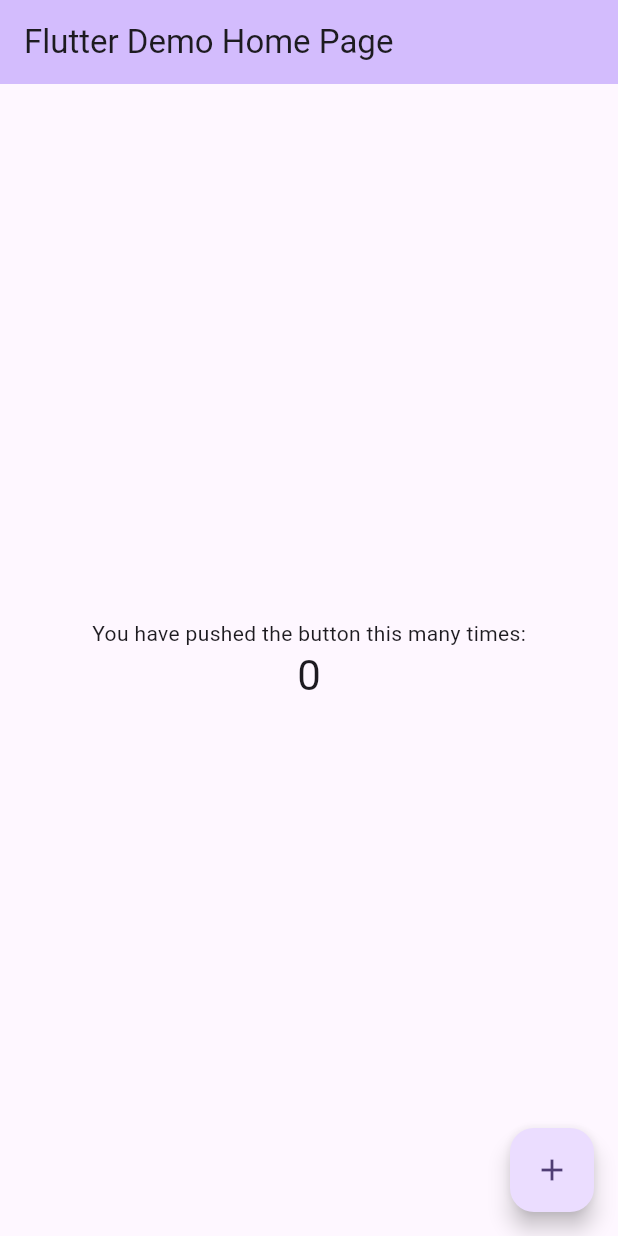
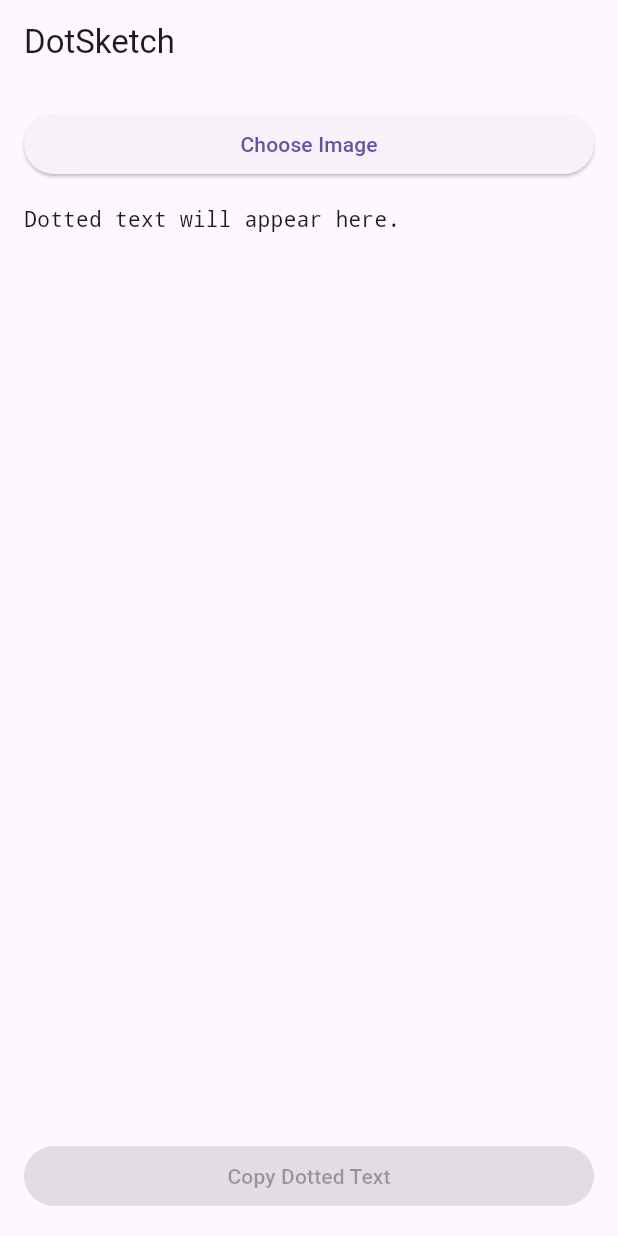
Before and after one commit to Priyanshu-Bej/DotSketch, a Flutter app: the screen it shows after launch, on a phone screen of 412 x 824 dp. Run offline on Flutter 3.47's test engine with Material 3 defaults, Android fonts, the light colour scheme and no system bars; our stand-ins replace image_picker.

Commit message:
Add image processing feature and integrate file selector plugin

```diff
--- a/lib/main.dart
+++ b/lib/main.dart
@@ -1,4 +1,55 @@
+import 'dart:io';
+import 'dart:ui' as ui;
+
 import 'package:flutter/material.dart';
+import 'package:flutter/services.dart';
+import 'package:image_picker/image_picker.dart';
+
+enum DotStyle { dots, ascii }
+
+Future<String> imageToDottedText(
+  File imageFile, {
+  int width = 40,
+  int height = 20,
+  DotStyle style = DotStyle.ascii,
+}) async {
+  final bytes = await imageFile.readAsBytes();
+  final codec = await ui.instantiateImageCodec(
+    bytes,
+    targetWidth: width,
+    targetHeight: height,
+  );
+  final frame = await codec.getNextFrame();
+  final img = frame.image;
+  final byteData = await img.toByteData(format: ui.ImageByteFormat.rawRgba);
+  if (byteData == null) return '';
+  final buffer = byteData.buffer.asUint8List();
+  StringBuffer sb = StringBuffer();
+  // ASCII ramp from dark to light
+  const asciiRamp = '@%#*+=-:. ';
+  for (int y = 0; y < img.height; y++) {
+    for (int x = 0; x < img.width; x++) {
+      int i = (y * img.width + x) * 4;
+      int r = buffer[i];
+      int g = buffer[i + 1];
+      int b = buffer[i + 2];
+      int a = buffer[i + 3];
+      if (a < 128) {
+        sb.write(' ');
+        continue;
+      }
+      int gray = ((r + g + b) ~/ 3);
+      if (style == DotStyle.dots) {
+        sb.write(gray < 128 ? '.' : ' ');
+      } else {
+        int idx = ((gray / 255) * (asciiRamp.length - 1)).round();
+        sb.write(asciiRamp[idx]);
+      }
+    }
+    sb.writeln();
+  }
+  return sb.toString();
+}
 
 void main() {
   runApp(const MyApp());
@@ -7,116 +58,154 @@ void main() {
 class MyApp extends StatelessWidget {
   const MyApp({super.key});
 
-  // This widget is the root of your application.
   @override
   Widget build(BuildContext context) {
     return MaterialApp(
-      title: 'Flutter Demo',
-      theme: ThemeData(
-        // This is the theme of your application.
-        //
-        // TRY THIS: Try running your application with "flutter run". You'll see
-        // the application has a purple toolbar. Then, without quitting the app,
-        // try changing the seedColor in the colorScheme below to Colors.green
-        // and then invoke "hot reload" (save your changes or press the "hot
-        // reload" button in a Flutter-supported IDE, or press "r" if you used
-        // the command line to start the app).
-        //
-        // Notice that the counter didn't reset back to zero; the application
-        // state is not lost during the reload. To reset the state, use hot
-        // restart instead.
-        //
-        // This works for code too, not just values: Most code changes can be
-        // tested with just a hot reload.
-        colorScheme: ColorScheme.fromSeed(seedColor: Colors.deepPurple),
-      ),
-      home: const MyHomePage(title: 'Flutter Demo Home Page'),
+      title: 'DotSketch',
+      theme: ThemeData(primarySwatch: Colors.blue),
+      home: const DotSketchHome(),
     );
   }
 }
 
-class MyHomePage extends StatefulWidget {
-  const MyHomePage({super.key, required this.title});
-
-  // This widget is the home page of your application. It is stateful, meaning
-  // that it has a State object (defined below) that contains fields that affect
-  // how it looks.
-
-  // This class is the configuration for the state. It holds the values (in this
-  // case the title) provided by the parent (in this case the App widget) and
-  // used by the build method of the State. Fields in a Widget subclass are
-  // always marked "final".
-
-  final String title;
+class DotSketchHome extends StatefulWidget {
+  const DotSketchHome({super.key});
 
   @override
-  State<MyHomePage> createState() => _MyHomePageState();
+  State<DotSketchHome> createState() => _DotSketchHomeState();
 }
 
-class _MyHomePageState extends State<MyHomePage> {
-  int _counter = 0;
+class _DotSketchHomeState extends State<DotSketchHome> {
+  DotStyle _selectedStyle = DotStyle.ascii;
+  double _outputWidth = 40;
 
-  void _incrementCounter() {
+  Future<void> _convertToDottedText() async {
+    if (_image == null) return;
     setState(() {
-      // This call to setState tells the Flutter framework that something has
-      // changed in this State, which causes it to rerun the build method below
-      // so that the display can reflect the updated values. If we changed
-      // _counter without calling setState(), then the build method would not be
-      // called again, and so nothing would appear to happen.
-      _counter++;
+      _dottedText = 'Processing...';
     });
+    // Height is proportional to width for aspect ratio
+    int width = _outputWidth.round();
+    int height = (width / 2).round();
+    final result = await imageToDottedText(
+      _image!,
+      width: width,
+      height: height,
+      style: _selectedStyle,
+    );
+    setState(() {
+      _dottedText = result;
+    });
+  }
+
+  File? _image;
+  String _dottedText = '';
+  final ImagePicker _picker = ImagePicker();
+
+  Future<void> _pickImage() async {
+    final XFile? pickedFile = await _picker.pickImage(
+      source: ImageSource.gallery,
+    );
+    if (pickedFile != null) {
+      setState(() {
+        _image = File(pickedFile.path);
+        _dottedText = '';
+      });
+      // TODO: Process image to dotted text
+    }
+  }
+
+  void _copyText() {
+    if (_dottedText.isNotEmpty) {
+      Clipboard.setData(ClipboardData(text: _dottedText));
+      ScaffoldMessenger.of(
+        context,
+      ).showSnackBar(const SnackBar(content: Text('Copied to clipboard!')));
+    }
   }
 
   @override
   Widget build(BuildContext context) {
-    // This method is rerun every time setState is called, for instance as done
-    // by the _incrementCounter method above.
-    //
-    // The Flutter framework has been optimized to make rerunning build methods
-    // fast, so that you can just rebuild anything that needs updating rather
-    // than having to individually change instances of widgets.
     return Scaffold(
-      appBar: AppBar(
-        // TRY THIS: Try changing the color here to a specific color (to
-        // Colors.amber, perhaps?) and trigger a hot reload to see the AppBar
-        // change color while the other colors stay the same.
-        backgroundColor: Theme.of(context).colorScheme.inversePrimary,
-        // Here we take the value from the MyHomePage object that was created by
-        // the App.build method, and use it to set our appbar title.
-        title: Text(widget.title),
-      ),
-      body: Center(
-        // Center is a layout widget. It takes a single child and positions it
-        // in the middle of the parent.
+      appBar: AppBar(title: const Text('DotSketch')),
+      body: Padding(
+        padding: const EdgeInsets.all(16.0),
         child: Column(
-          // Column is also a layout widget. It takes a list of children and
-          // arranges them vertically. By default, it sizes itself to fit its
-          // children horizontally, and tries to be as tall as its parent.
-          //
-          // Column has various properties to control how it sizes itself and
-          // how it positions its children. Here we use mainAxisAlignment to
-          // center the children vertically; the main axis here is the vertical
-          // axis because Columns are vertical (the cross axis would be
-          // horizontal).
-          //
-          // TRY THIS: Invoke "debug painting" (choose the "Toggle Debug Paint"
-          // action in the IDE, or press "p" in the console), to see the
-          // wireframe for each widget.
-          mainAxisAlignment: MainAxisAlignment.center,
-          children: <Widget>[
-            const Text('You have pushed the button this many times:'),
-            Text(
-              '$_counter',
-              style: Theme.of(context).textTheme.headlineMedium,
+          crossAxisAlignment: CrossAxisAlignment.stretch,
+          children: [
+            ElevatedButton(
+              onPressed: _pickImage,
+              child: const Text('Choose Image'),
+            ),
+            const SizedBox(height: 16),
+            if (_image != null)
+              Column(
+                children: [
+                  Image.file(_image!, height: 200),
+                  const SizedBox(height: 16),
+                ],
+              ),
+            if (_image != null) ...[
+              Row(
+                children: [
+                  const Text('Style:'),
+                  const SizedBox(width: 8),
+                  DropdownButton<DotStyle>(
+                    value: _selectedStyle,
+                    items: const [
+                      DropdownMenuItem(
+                        value: DotStyle.dots,
+                        child: Text('Dots Only'),
+                      ),
+                      DropdownMenuItem(
+                        value: DotStyle.ascii,
+                        child: Text('ASCII Art'),
+                      ),
+                    ],
+                    onChanged: (v) {
+                      if (v != null) setState(() => _selectedStyle = v);
+                    },
+                  ),
+                  const SizedBox(width: 16),
+                  const Text('Width:'),
+                  Expanded(
+                    child: Slider(
+                      min: 20,
+                      max: 100,
+                      divisions: 8,
+                      value: _outputWidth,
+                      label: _outputWidth.round().toString(),
+                      onChanged: (v) => setState(() => _outputWidth = v),
+                    ),
+                  ),
+                ],
+              ),
+              Padding(
+                padding: const EdgeInsets.only(bottom: 8.0),
+                child: ElevatedButton(
+                  onPressed: _convertToDottedText,
+                  child: const Text('Convert to Dotted Text'),
+                ),
+              ),
+            ],
+            Expanded(
+              child: SingleChildScrollView(
+                child: SelectableText(
+                  _dottedText.isEmpty
+                      ? 'Dotted text will appear here.'
+                      : _dottedText,
+                  style: const TextStyle(fontFamily: 'monospace'),
+                ),
+              ),
+            ),
+            const SizedBox(height: 16),
+            ElevatedButton(
+              onPressed: _dottedText.isNotEmpty ? _copyText : null,
+              child: const Text('Copy Dotted Text'),
             ),
           ],
         ),
       ),
-      floatingActionButton: FloatingActionButton(
-        onPressed: _incrementCounter,
-        tooltip: 'Increment',
-        child: const Icon(Icons.add),
-      ), // This trailing comma makes auto-formatting nicer for build methods.
     );
   }
 }
--- a/pubspec.yaml
+++ b/pubspec.yaml
@@ -2,7 +2,7 @@ name: dot_sketch
 description: "A new Flutter project."
 # The following line prevents the package from being accidentally published to
 # pub.dev using `flutter pub publish`. This is preferred for private packages.
-publish_to: 'none' # Remove this line if you wish to publish to pub.dev
+publish_to: "none" # Remove this line if you wish to publish to pub.dev
 
 # The following defines the version and build number for your application.
 # A version number is three numbers separated by dots, like 1.2.43
@@ -34,6 +34,7 @@ dependencies:
   # The following adds the Cupertino Icons font to your application.
   # Use with the CupertinoIcons class for iOS style icons.
   cupertino_icons: ^1.0.8
+  image_picker: ^1.1.2
 
 dev_dependencies:
   flutter_test:
@@ -51,7 +52,6 @@ dev_dependencies:
 
 # The following section is specific to Flutter packages.
 flutter:
-
   # The following line ensures that the Material Icons font is
   # included with your application, so that you can use the icons in
   # the material Icons class.
```
Also changed, not shown: 12 other files.
